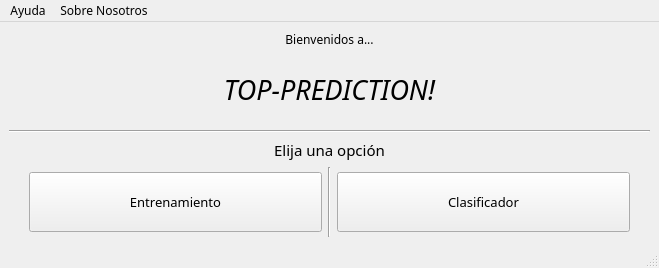
Before: the Qt Designer form User_Interfaces/VentanaInicio.ui in 40CompilerErrors/Proyecto2, drawn with Qt 5.
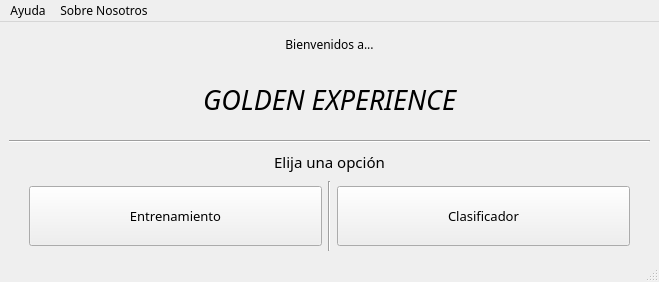
After: the same form once the commit is applied.

Commit message:
GOLD EXPERIENCE
arrivederci

What changed in the file:
```diff
--- a/User_Interfaces/VentanaInicio.ui
+++ b/User_Interfaces/VentanaInicio.ui
@@ -7,7 +7,7 @@
     <x>0</x>
     <y>0</y>
     <width>659</width>
-    <height>250</height>
+    <height>282</height>
    </rect>
   </property>
   <property name="font">
@@ -58,7 +58,7 @@
        </font>
       </property>
       <property name="text">
-       <string>TOP-PREDICTION!</string>
+       <string>GOLDEN EXPERIENCE</string>
       </property>
       <property name="alignment">
        <set>Qt::AlignCenter</set>
```
Left out of the diff: 2 changed lines with no effect on the pictures.
